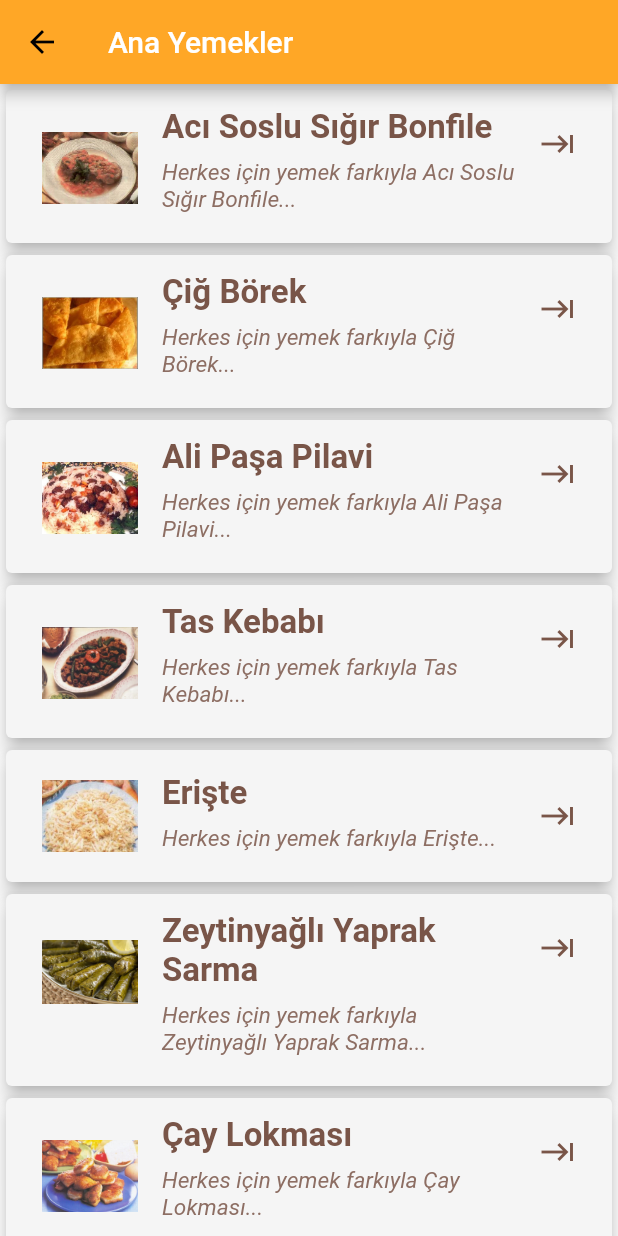
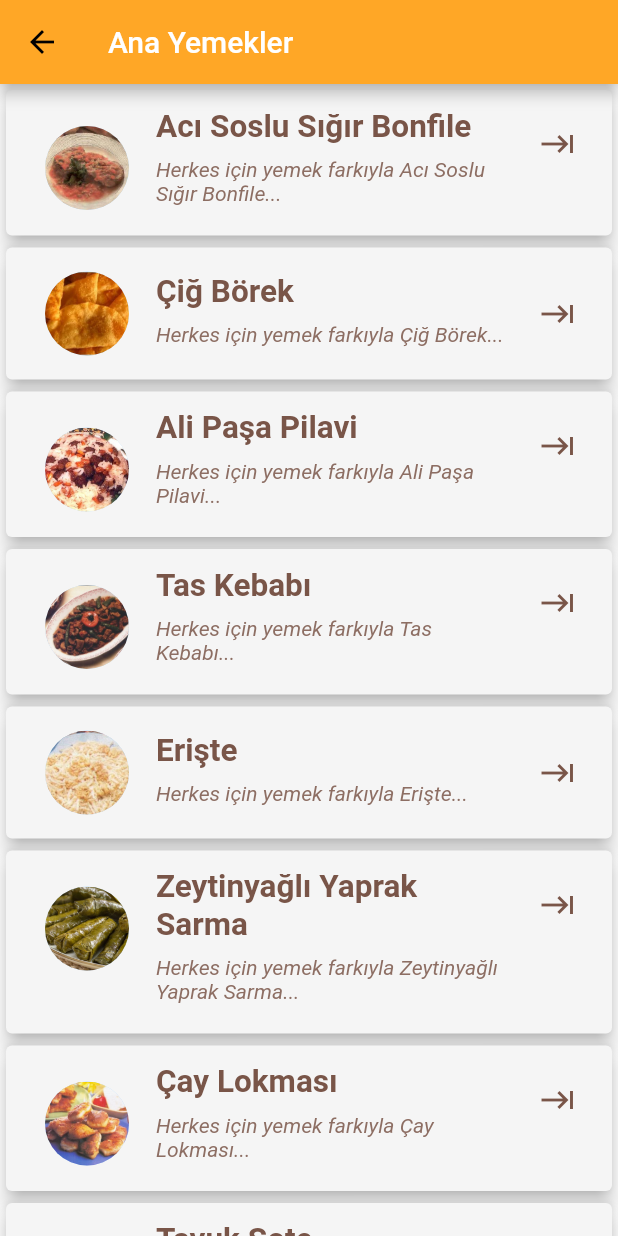
Before and after one commit to RidvanOzturk/Recipes, a Flutter app: the screen it shows after launch, after a tap on "Ana Yemekler", on a phone screen of 412 x 824 dp. Run offline on Flutter 3.47's test engine with Material 2 defaults, Android fonts, the phone set to English and light mode, and no system bars; our stand-ins replace audioplayers, flutter_html.

Commit message:
some edit, final checks and refactoring

```diff
--- a/lib/categoryPage.dart
+++ b/lib/categoryPage.dart
@@ -117,15 +117,14 @@ class _CategoryPageStateFulState extends State<CategoryPageStateFul> {
                   Navigator.pushNamed(context,
                       "/foodContents/$index/${foodCategory.name}/$status");
                 },
-                leading: Image.asset(
-                  foodCategory.image,
-                  width: 64,
-                  height: 64,
+                leading: CircleAvatar(
+                  backgroundImage: AssetImage(foodCategory.image),
+                  radius: 30,
                 ),
                 title: Text(
                   foodCategory.name,
                   style: TextStyle(
-                      fontSize: 22,
+                      fontSize: 21,
                       fontWeight: FontWeight.w600,
                       color: Colors.brown.shade500),
                 ),
@@ -134,7 +133,7 @@ class _CategoryPageStateFulState extends State<CategoryPageStateFul> {
                   child: Text(
                     "$preSubtitle ${foodCategory.name}...",
                     style: TextStyle(
-                        fontSize: 15,
+                        fontSize: 14,
                         fontStyle: FontStyle.italic,
                         fontWeight: FontWeight.w400,
                         color: Colors.brown.shade400),
--- a/lib/contentPage.dart
+++ b/lib/contentPage.dart
@@ -10,7 +10,7 @@ class ContentPage extends StatelessWidget {
   int categoryId;
   String categoryTitle;
   String volStatus;
-  ContentPage(this.categoryId, this.categoryTitle,this.volStatus);
+  ContentPage(this.categoryId, this.categoryTitle, this.volStatus);
   @override
   Widget build(BuildContext context) {
     AudioCache player = AudioCache();
@@ -32,21 +32,22 @@ class ContentPage extends StatelessWidget {
               padding: const EdgeInsets.all(8.0),
               child: ListTile(
                 onTap: () {
-                  if (volStatus=="1") {
+                  if (volStatus == "1") {
                     player.play('mouseclick.mp3');
                   }
                   Navigator.pushNamed(context, "/foodContents/foodDetail",
                       arguments: DetailParamsModel(categoryId, index));
                 },
-                leading: Image.asset(
-                  foodContents[index].image,
-                  width: 64,
-                  height: 64,
+                leading: CircleAvatar(
+                  backgroundImage: AssetImage(
+                    foodContents[index].image,
+                  ),
+                  radius: 30,
                 ),
                 title: Text(
                   foodContents[index].name,
                   style: TextStyle(
-                      fontSize: 22,
+                      fontSize: 21,
                       fontWeight: FontWeight.w600,
                       color: Colors.brown.shade500),
                 ),
@@ -55,7 +56,7 @@ class ContentPage extends StatelessWidget {
                   child: Text(
                     "$preSubtitle ${foodContents[index].name}...",
                     style: TextStyle(
-                        fontSize: 15,
+                        fontSize: 14,
                         fontStyle: FontStyle.italic,
                         fontWeight: FontWeight.w400,
                         color: Colors.brown.shade400),
```
